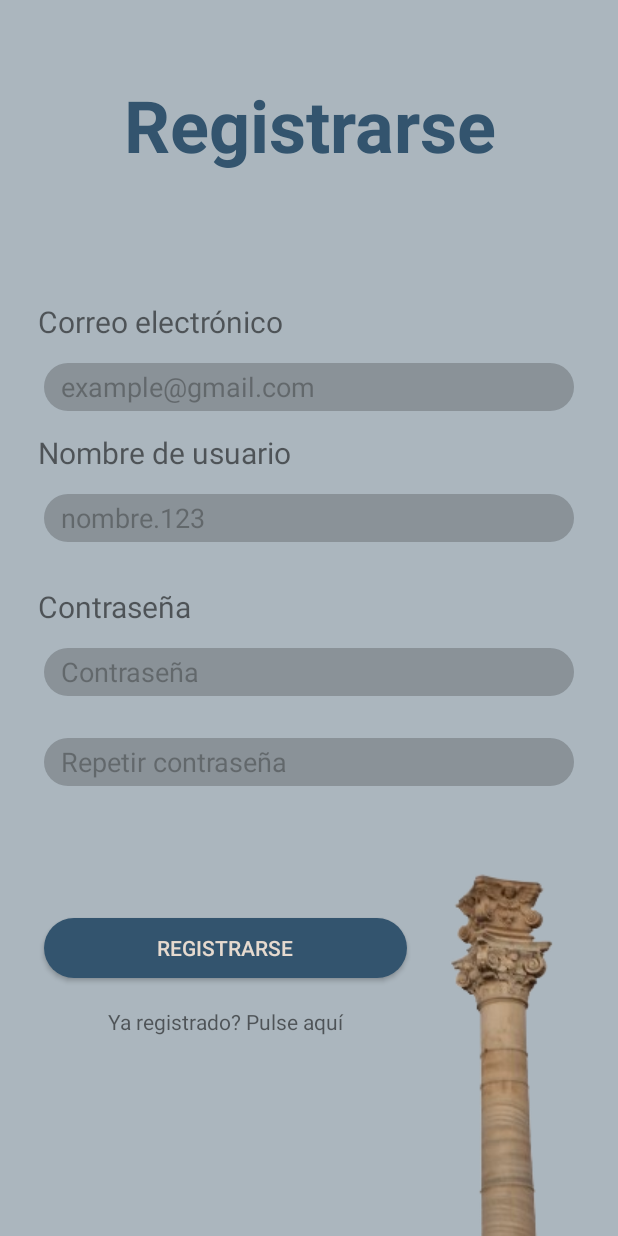
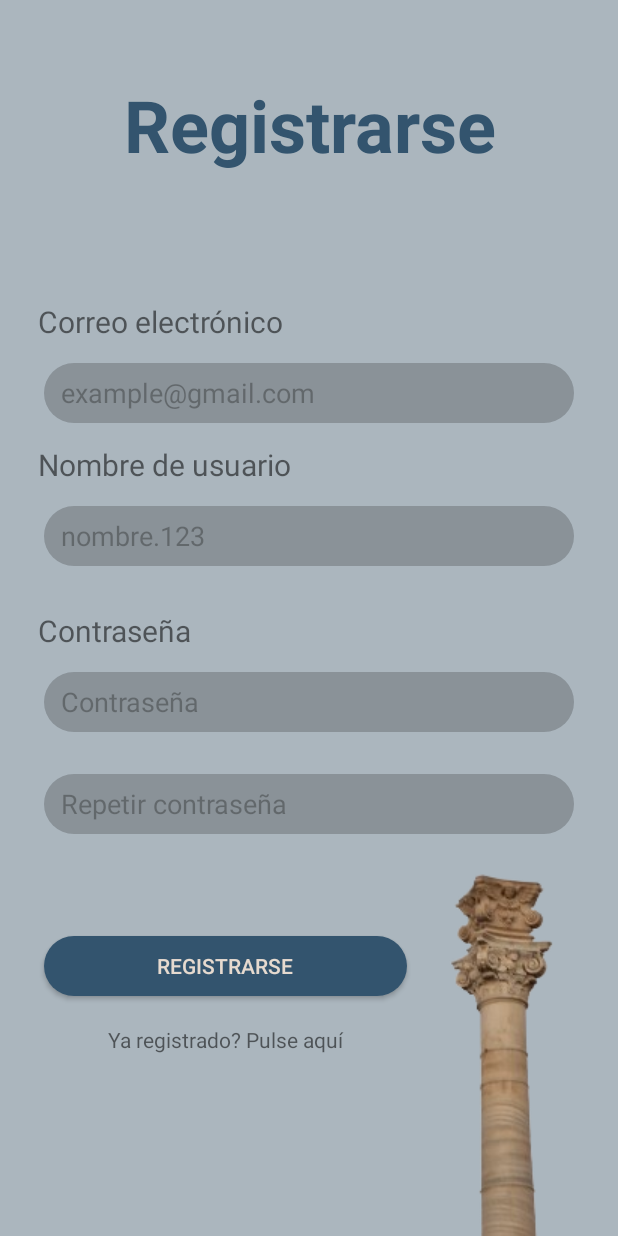
Before and after one commit to wolfsengel/Ping_Fct, an Android app: the RegisterActivity screen opened directly, with no data from a screen before it, on a phone screen of 412 x 824 dp. Run offline under Robolectric (Android 15) with nearby library versions, the phone set to English and light mode, and no system bars; our stand-ins replace Firebase (no records; nobody signed in at launch, a user with empty details on screens opened directly).

Commit message:
(*,+) Rebranding v2.0

```diff
--- a/app/src/main/res/layout/activity_log_in.xml
+++ b/app/src/main/res/layout/activity_log_in.xml
@@ -53,7 +53,7 @@
             <EditText
                 android:id="@+id/emailTextLog"
                 android:layout_width="match_parent"
-                android:layout_height="40dp"
+                android:layout_height="48dp"
                 android:background="@drawable/text_input_bg"
                 android:ems="10"
                 android:hint="@string/hint_email"
@@ -74,7 +74,7 @@
             <EditText
                 android:id="@+id/passwordTextLog"
                 android:layout_width="match_parent"
-                android:layout_height="40dp"
+                android:layout_height="48dp"
                 android:layout_marginBottom="20dp"
                 android:background="@drawable/text_input_bg"
                 android:ems="10"
--- a/app/src/main/res/layout/activity_register.xml
+++ b/app/src/main/res/layout/activity_register.xml
@@ -53,7 +53,7 @@
             <EditText
                 android:id="@+id/emailTextReg"
                 android:layout_width="match_parent"
-                android:layout_height="40dp"
+                android:layout_height="48dp"
                 android:background="@drawable/text_input_bg"
                 android:ems="10"
                 android:hint="@string/hint_email"
@@ -74,7 +74,7 @@
             <EditText
                 android:id="@+id/usernameReg"
                 android:layout_width="match_parent"
-                android:layout_height="40dp"
+                android:layout_height="48dp"
                 android:background="@drawable/text_input_bg"
                 android:ems="10"
                 android:hint="@string/hint_username"
@@ -95,7 +95,7 @@
             <EditText
                 android:id="@+id/passwordText1Reg"
                 android:layout_width="match_parent"
-                android:layout_height="40dp"
+                android:layout_height="48dp"
                 android:layout_marginBottom="20dp"
                 android:background="@drawable/text_input_bg"
                 android:ems="10"
@@ -108,7 +108,7 @@
             <EditText
                 android:id="@+id/passwordText2Reg"
                 android:layout_width="match_parent"
-                android:layout_height="40dp"
+                android:layout_height="48dp"
                 android:background="@drawable/text_input_bg"
                 android:ems="10"
                 android:hint="@string/hint_password2"
@@ -121,7 +121,7 @@
                 android:id="@+id/registerButton"
                 android:layout_width="250dp"
                 android:layout_height="wrap_content"
-                android:layout_marginTop="80dp"
+                android:layout_marginTop="60dp"
                 android:layout_marginBottom="15dp"
                 android:background="@drawable/button_style"
                 android:text="@string/go_register"
```
